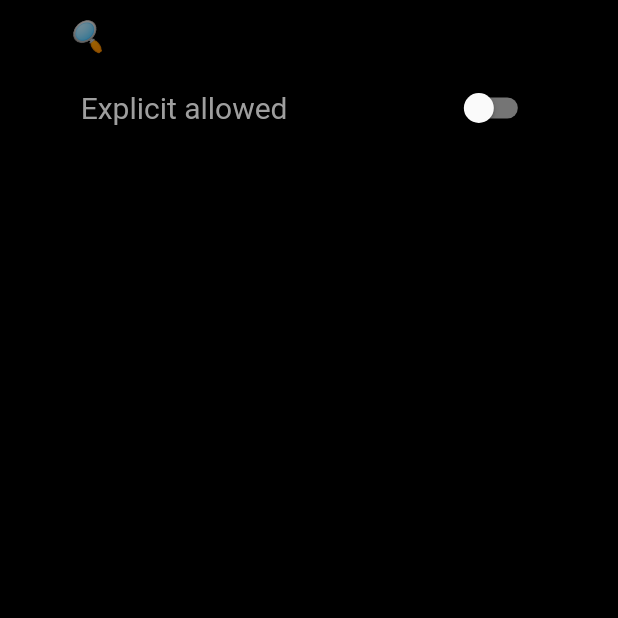
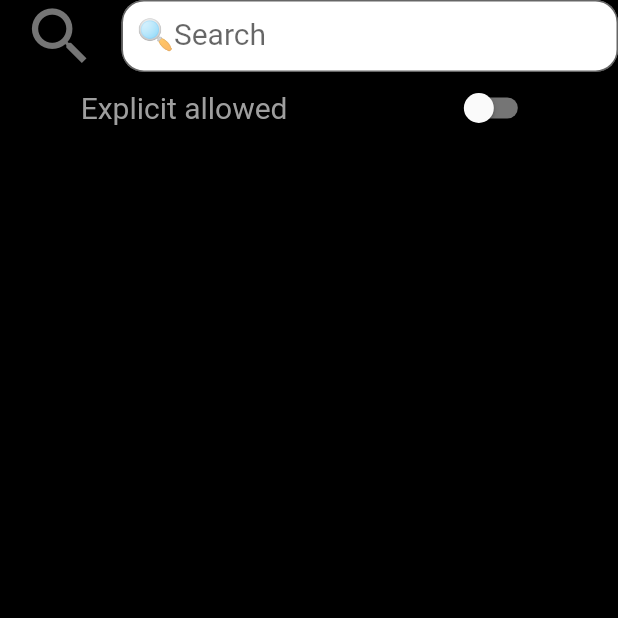
Before and after one commit to NystromAnton/Spotify_Group_Queue, a Flutter app: the SearchPage screen opened directly, on a phone screen of 412 x 824 dp, the top half of it. Run offline on Flutter 3.47's test engine with Material 2 defaults, Android fonts, the phone set to English and light mode, and no system bars.

Commit message:
Håller på att fixa sökbaren på söksidan

```diff
--- a/spotify-playback-flutter/design_house_page/lib/searchpage.dart
+++ b/spotify-playback-flutter/design_house_page/lib/searchpage.dart
@@ -22,18 +22,22 @@ class _SearchState extends State<SearchPage> {
                 children: <Widget>[
                   Row(
                     mainAxisAlignment: MainAxisAlignment.spaceAround,
-                    children: <Widget>[
-                      Flexible(
-                          child:TextField(
-                               // controller: TextEditingController(text: " 🔍Search"),
-                              style:
-                                    TextStyle(color: Colors.white, fontSize: 20, fontStyle: FontStyle.italic),
-                              decoration:
-                                    InputDecoration(
-                                        hintText: '🔍Search',
-                                        fillColor: Colors.white,
-                                        contentPadding: EdgeInsets.symmetric(horizontal: 45.0)
-                                )//InputDecoration
+                    children: <Widget>[Padding(padding: EdgeInsets.only(left:15.0)),Flexible(
+                          child: TextField(
+                              style: Theme.of(context).textTheme.display1,
+                              decoration: InputDecoration( //TODO: Fixa så att förstoringsglaset är en icon.
+                                      icon: Icon(Icons.search, color: Theme.of(context).buttonColor, size: 50.0,),
+                                      filled: true,
+                                      labelText: '🔍Search',
+                                      fillColor: Colors.white,
+                                      contentPadding: EdgeInsets.all(10.0),
+                                      border: new OutlineInputBorder(
+                                          borderRadius: new BorderRadius.circular(15.0),
+                                          borderSide: new BorderSide(),
+
+                                      )//border
+
+                                ),//InputDecoration
                                 ) //TextField
                         )//Flexible
                     ]// children: <Widget> #3
```
